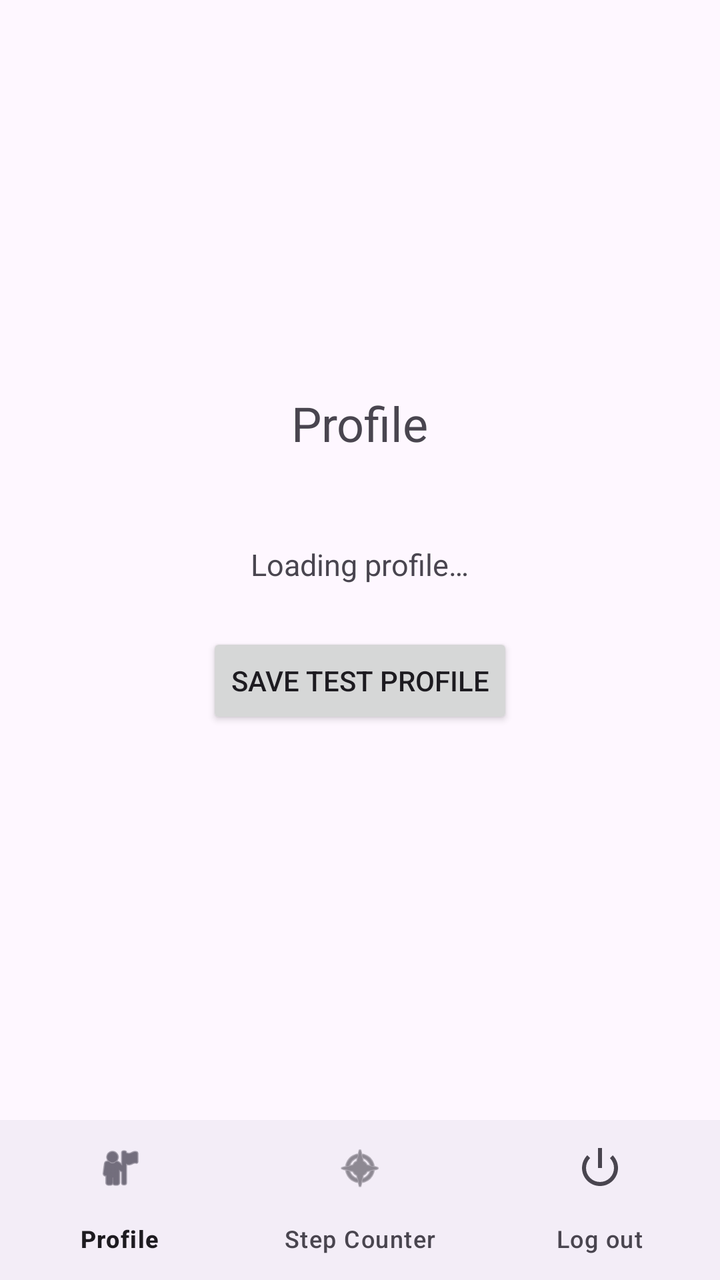
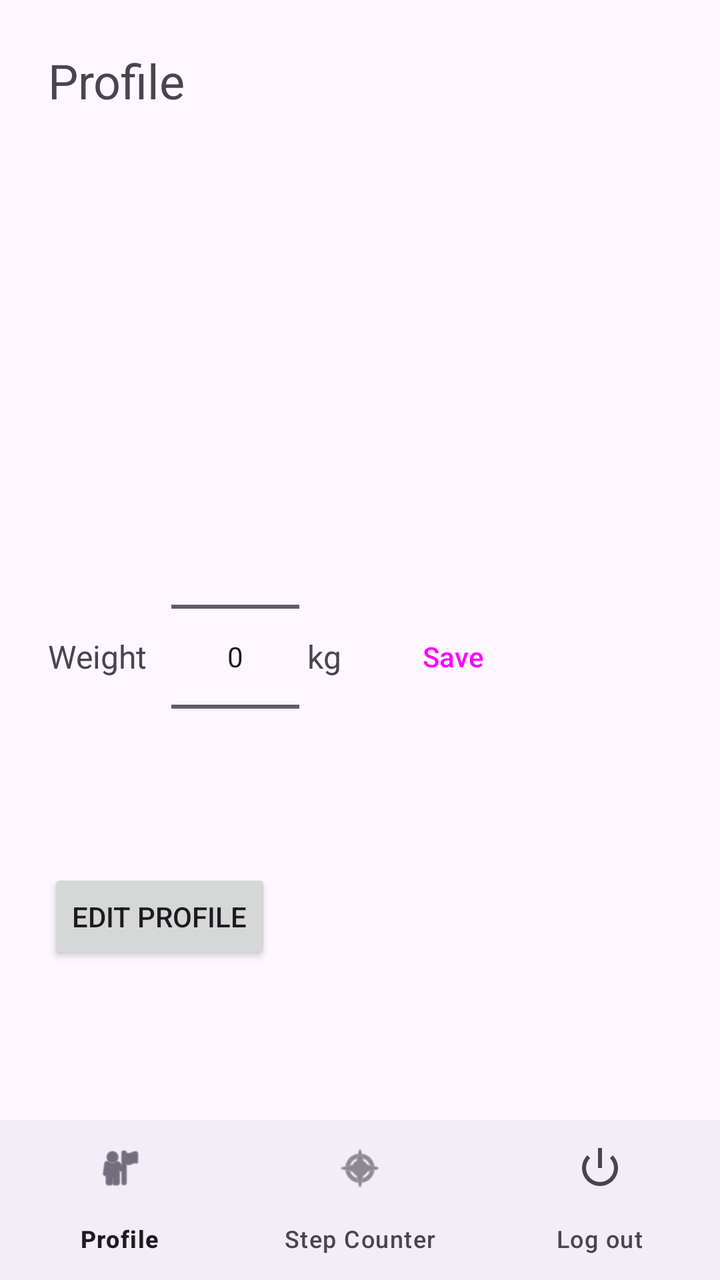

Compare the two renders of this Android layout. The source of the first and the diff that turns it into the second are given below.
<!-- AndroidManifest.xml: application theme Theme.DraftLifecycle -->
<!-- res/layout/activity_profile.xml -->
<?xml version="1.0" encoding="utf-8"?>
<LinearLayout xmlns:android="http://schemas.android.com/apk/res/android"
    xmlns:tools="http://schemas.android.com/tools"
    android:id="@+id/profileRoot"
    android:layout_width="match_parent"
    android:layout_height="match_parent"
    android:orientation="vertical"
    tools:context=".ProfileActivity">

    <LinearLayout xmlns:android="http://schemas.android.com/apk/res/android"
        xmlns:tools="http://schemas.android.com/tools"
        android:layout_width="match_parent"
        android:layout_height="0dp"
        android:layout_weight="1"
        android:orientation="vertical"
        android:gravity="center"
        android:padding="24dp">

        <TextView
            android:id="@+id/profileTitle"
            android:layout_width="wrap_content"
            android:layout_height="wrap_content"
            android:text="@string/profile"
            android:textSize="24sp" />

        <TextView
            android:id="@+id/profileEmail"
            android:layout_width="wrap_content"
            android:layout_height="wrap_content"
            android:layout_marginTop="8dp"
            android:textSize="15sp" />

    
    

        
        <TextView
            android:id="@+id/profileData"
            android:layout_width="wrap_content"
            android:layout_height="wrap_content"
            android:layout_marginTop="16dp"
            android:text="@string/profile_loading"
            android:textSize="15sp" />

        <Button
            android:id="@+id/saveTestProfileBtn"
            android:layout_width="wrap_content"
            android:layout_height="wrap_content"
            android:layout_marginTop="24dp"
            android:text="@string/save_test_profile" />

    </LinearLayout>

    <include layout="@layout/view_bottom_nav"/>

</LinearLayout>
<!-- res/layout/view_bottom_nav.xml (included above) -->
<?xml version="1.0" encoding="utf-8"?>
<com.google.android.material.bottomnavigation.BottomNavigationView xmlns:android="http://schemas.android.com/apk/res/android"
    xmlns:app="http://schemas.android.com/apk/res-auto"
    android:id="@+id/viewNavBar"
    app:menu="@menu/bottom_nav_menu"
    android:layout_width="match_parent"
    android:layout_height="wrap_content">

    

</com.google.android.material.bottomnavigation.BottomNavigationView>
<!-- resources referenced by this layout -->
<resources>
  <string name="profile">Profile</string>
  <string name="profile_loading">Loading profile…</string>
  <string name="save_test_profile">Save test profile</string>
  <style name="Theme.DraftLifecycle" parent="Base.Theme.DraftLifecycle" />
  <style name="Base.Theme.DraftLifecycle" parent="Theme.Material3.DayNight.NoActionBar">
          
          
      </style>
</resources>

<!-- the commit's change to res/layout/activity_profile.xml (unified diff, before → after) -->
@@ -1,5 +1,6 @@
 <?xml version="1.0" encoding="utf-8"?>
 <LinearLayout xmlns:android="http://schemas.android.com/apk/res/android"
+    xmlns:app="http://schemas.android.com/apk/res-auto"
     xmlns:tools="http://schemas.android.com/tools"
     android:id="@+id/profileRoot"
     android:layout_width="match_parent"
@@ -7,51 +8,114 @@
     android:orientation="vertical"
     tools:context=".ProfileActivity">
 
-    <LinearLayout xmlns:android="http://schemas.android.com/apk/res/android"
-        xmlns:tools="http://schemas.android.com/tools"
+    <ScrollView
         android:layout_width="match_parent"
         android:layout_height="0dp"
         android:layout_weight="1"
-        android:orientation="vertical"
-        android:gravity="center"
-        android:padding="24dp">
+        android:fillViewport="true">
 
-        <TextView
-            android:id="@+id/profileTitle"
-            android:layout_width="wrap_content"
+        <LinearLayout
+            android:layout_width="match_parent"
             android:layout_height="wrap_content"
-            android:text="@string/profile"
-            android:textSize="24sp" />
+            android:orientation="vertical"
+            android:padding="24dp">
 
-        <TextView
-            android:id="@+id/profileEmail"
-            android:layout_width="wrap_content"
-            android:layout_height="wrap_content"
-            android:layout_marginTop="8dp"
-            android:textSize="15sp" />
+            <TextView
+                android:id="@+id/profileTitle"
+                android:layout_width="wrap_content"
+                android:layout_height="wrap_content"
+                android:text="@string/profile"
+                android:textSize="24sp" />
 
-    
-    
+            <TextView
+                android:id="@+id/valueName"
+                android:layout_width="wrap_content"
+                android:layout_height="wrap_content"
+                android:layout_marginTop="16dp"
+                android:textSize="16sp" />
 
-        
-        <TextView
-            android:id="@+id/profileData"
-            android:layout_width="wrap_content"
-            android:layout_height="wrap_content"
-            android:layout_marginTop="16dp"
-            android:text="@string/profile_loading"
-            android:textSize="15sp" />
+            <TextView
+                android:id="@+id/valueEmail"
+                android:layout_width="wrap_content"
+                android:layout_height="wrap_content"
+                android:layout_marginTop="4dp"
+                android:textSize="16sp" />
 
-        <Button
-            android:id="@+id/saveTestProfileBtn"
-            android:layout_width="wrap_content"
-            android:layout_height="wrap_content"
-            android:layout_marginTop="24dp"
-            android:text="@string/save_test_profile" />
+            <TextView
+                android:id="@+id/valueAge"
+                android:layout_width="wrap_content"
+                android:layout_height="wrap_content"
+                android:layout_marginTop="4dp"
+                android:textSize="16sp" />
 
-    </LinearLayout>
+            <TextView
+                android:id="@+id/valueGender"
+                android:layout_width="wrap_content"
+                android:layout_height="wrap_content"
+                android:layout_marginTop="4dp"
+                android:textSize="16sp" />
 
-    <include layout="@layout/view_bottom_nav"/>
+            <TextView
+                android:id="@+id/valueHeight"
+                android:layout_width="wrap_content"
+                android:layout_height="wrap_content"
+                android:layout_marginTop="4dp"
+                android:textSize="16sp" />
+
+            <TextView
+                android:id="@+id/valueBmi"
+                android:layout_width="wrap_content"
+                android:layout_height="wrap_content"
+                android:layout_marginTop="4dp"
+                android:textSize="16sp" />
+
+            
+            <LinearLayout
+                android:layout_width="match_parent"
+                android:layout_height="wrap_content"
+                android:layout_marginTop="16dp"
+                android:gravity="center_vertical"
+                android:orientation="horizontal">
+
+                <TextView
+                    android:layout_width="wrap_content"
+                    android:layout_height="wrap_content"
+                    android:text="@string/weight_label"
+                    android:textSize="16sp" />
+
+                <NumberPicker
+                    android:id="@+id/weightPicker"
+                    android:layout_width="wrap_content"
+                    android:layout_height="wrap_content"
+                    android:layout_marginStart="12dp" />
+
+                <TextView
+                    android:layout_width="wrap_content"
+                    android:layout_height="wrap_content"
+                    android:layout_marginStart="4dp"
+                    android:text="@string/unit_kg"
+                    android:textSize="16sp" />
+
+                <Button
+                    android:id="@+id/saveWeightBtn"
+                    style="?attr/materialButtonOutlinedStyle"
+                    android:layout_width="wrap_content"
+                    android:layout_height="wrap_content"
+                    android:layout_marginStart="12dp"
+                    android:text="@string/save_weight" />
+            </LinearLayout>
+
+            <Button
+                android:id="@+id/editProfileBtn"
+                android:layout_width="wrap_content"
+                android:layout_height="wrap_content"
+                android:layout_marginTop="16dp"
+                android:text="@string/edit_profile" />
+
+        </LinearLayout>
+    </ScrollView>
+
+    <include layout="@layout/view_bottom_nav" />
 
 </LinearLayout>
 <!-- res/layout/view_bottom_nav.xml (included above) -->
<!-- resource entries referenced after the edit -->
@@ -1,8 +1,10 @@
 <!-- resources referenced by this layout -->
 <resources>
+  <string name="edit_profile">Edit profile</string>
   <string name="profile">Profile</string>
-  <string name="profile_loading">Loading profile…</string>
-  <string name="save_test_profile">Save test profile</string>
+  <string name="save_weight">Save</string>
+  <string name="unit_kg">kg</string>
+  <string name="weight_label">Weight</string>
   <style name="Theme.DraftLifecycle" parent="Base.Theme.DraftLifecycle" />
   <style name="Base.Theme.DraftLifecycle" parent="Theme.Material3.DayNight.NoActionBar">
           
